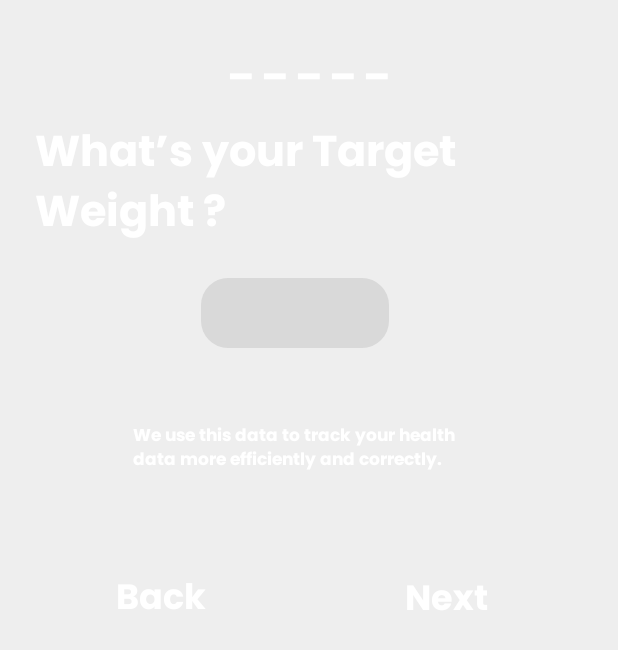
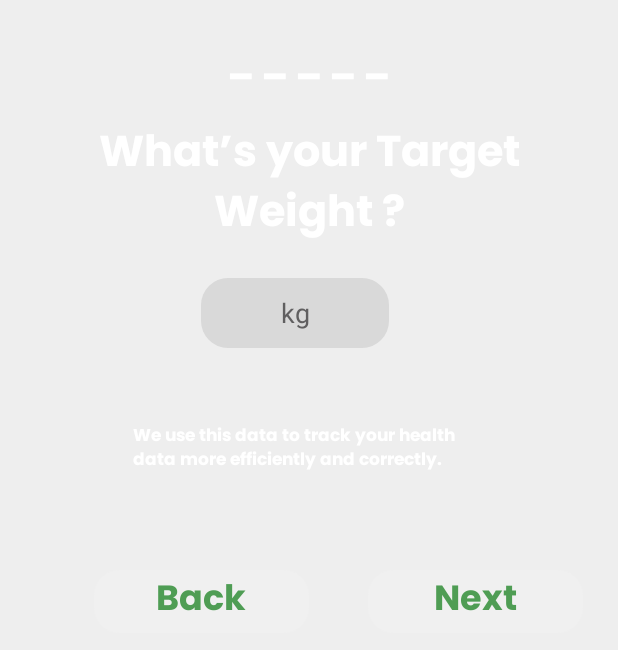
Before and after one commit to jezelldomer/CET4-SD-Caloriesify, an Android app: the TargetActivity screen opened directly, with no data from a screen before it, on a phone screen of 412 x 824 dp. Shown: the top 650 px of the screen. Run offline under Robolectric (Android 15) with nearby library versions, the phone set to English and light mode, and no system bars; our stand-ins replace data binding; 1 statement that could not run was skipped.

Commit message:
adding target

```diff
--- a/app/src/main/res/layout/activity_target.xml
+++ b/app/src/main/res/layout/activity_target.xml
@@ -28,18 +28,22 @@
                 android:singleLine="true"
                 android:text="@{targetVM.targetModel.txtFour}"
                 style="@style/txtPoppinsbold24" tools:text="@string/lbl"/>
-            <TextView android:gravity="start"
+            <TextView
                 android:id="@+id/txtWhatsyourTar"
                 android:layout_height="wrap_content"
                 android:layout_marginTop="@dimen/_17pxv"
+                android:gravity="center"
                 android:layout_width="match_parent"
                 android:text="@{targetVM.targetModel.txtWhatsyourTar}"
                 style="@style/txt_2" tools:text="@string/msg_what_s_your_tar"/>
-            <View
+            <EditText
                 android:background="@drawable/rectangle_bg_bluegray_100_radius_19_5"
                 android:id="@+id/viewRectangleTwentyOne"
-                android:layout_gravity="start"
+                android:layout_gravity="center|start"
+                android:gravity="center"
+                android:hint="@string/lbl_kg"
                 android:layout_height="@dimen/_50pxv"
+                android:textColorHint="@color/gray_703"
                 android:layout_marginEnd="@dimen/_115pxh"
                 android:layout_marginStart="@dimen/_115pxh"
                 android:layout_marginTop="@dimen/_18pxv" android:layout_width="@dimen/_130pxh"/>
@@ -54,31 +58,36 @@
                 style="@style/txt_3" tools:text="@string/msg_we_use_this_dat"/>
             <LinearLayout android:id="@+id/linearRowback"
                 android:layout_height="wrap_content"
-                android:layout_marginEnd="@dimen/_15pxh"
-                android:layout_marginStart="@dimen/_15pxh"
                 android:layout_marginTop="@dimen/_63pxv"
                 android:layout_width="match_parent" android:orientation="horizontal">
                 <TextView android:ellipsize="end"
                     android:id="@+id/txtBack"
+                    android:background="@drawable/rectangle_bg_gray_201_radius_17_5"
+                    android:gravity="center"
+                    android:paddingHorizontal="@dimen/_3pxh"
+                    android:paddingVertical="@dimen/_1pxv"
                     android:layout_height="wrap_content"
-                    android:layout_marginBottom="@dimen/_3pxv"
+                    android:layout_marginBottom="@dimen/_5pxv"
                     android:layout_marginStart="@dimen/_41pxh"
                     android:layout_marginTop="@dimen/_4pxv"
                     android:layout_weight="0.52"
-                    android:layout_width="0dp" android:singleLine="true"
+                    android:layout_width="10dp" android:singleLine="true"
                     android:text="@{targetVM.targetModel.txtBack}"
-                    style="@style/txtPoppinsbold24" tools:text="@string/lbl_back"/>
+                    style="@style/txtPoppinsbold24_1" tools:text="@string/lbl_back"/>
                 <TextView android:ellipsize="end"
                     android:id="@+id/txtNext"
+                    android:background="@drawable/rectangle_bg_gray_201_radius_17_5"
+                    android:gravity="center"
+                    android:paddingHorizontal="@dimen/_3pxh"
+                    android:paddingVertical="@dimen/_1pxv"
                     android:layout_height="wrap_content"
-                    android:layout_marginBottom="@dimen/_2pxv"
-                    android:layout_marginEnd="@dimen/_46pxh"
-                    android:layout_marginStart="@dimen/_133pxh"
-                    android:layout_marginTop="@dimen/_5pxv"
-                    android:layout_weight="0.48"
-                    android:layout_width="0dp" android:singleLine="true"
+                    android:layout_marginBottom="@dimen/_5pxv"
+                    android:layout_marginStart="@dimen/_41pxh"
+                    android:layout_marginTop="@dimen/_4pxv"
+                    android:layout_weight="0.52"
+                    android:layout_width="10dp" android:singleLine="true"
                     android:text="@{targetVM.targetModel.txtNext}"
-                    style="@style/txtPoppinsbold24" tools:text="@string/lbl_next"/>
+                    style="@style/txtPoppinsbold24_1" tools:text="@string/lbl_next"/>
             </LinearLayout>
         </LinearLayout>
     </FrameLayout>
```
